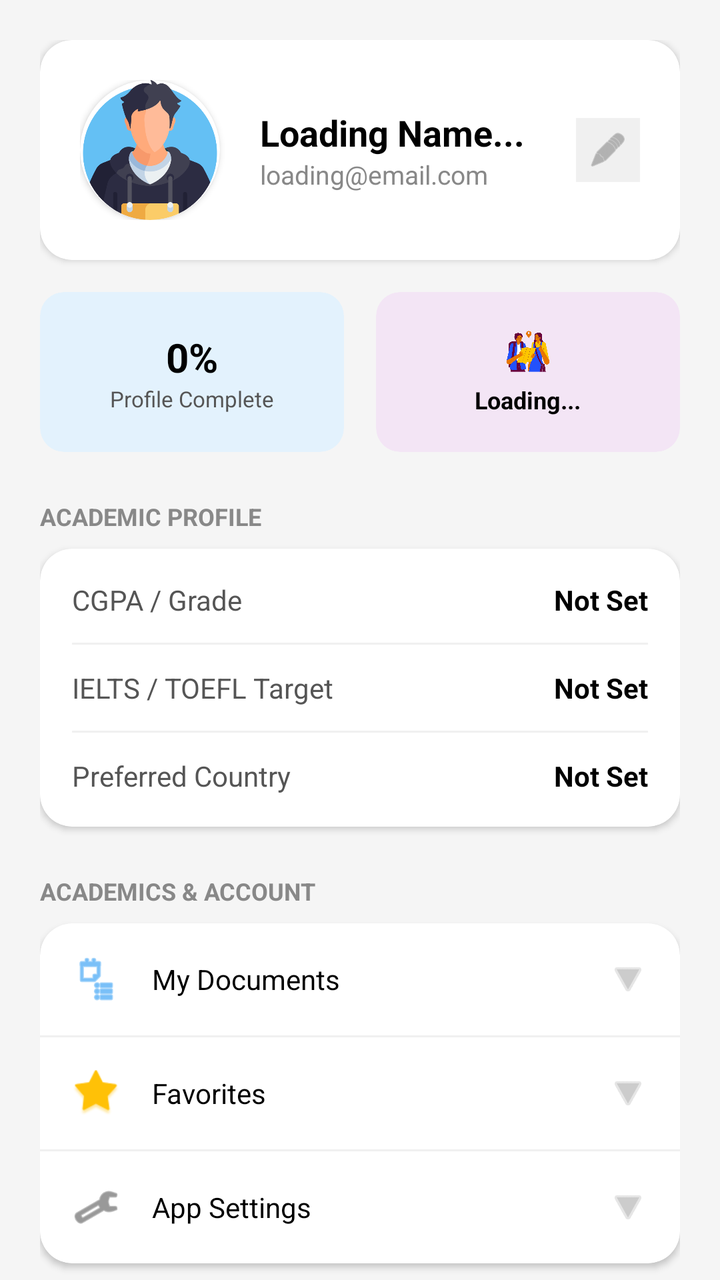
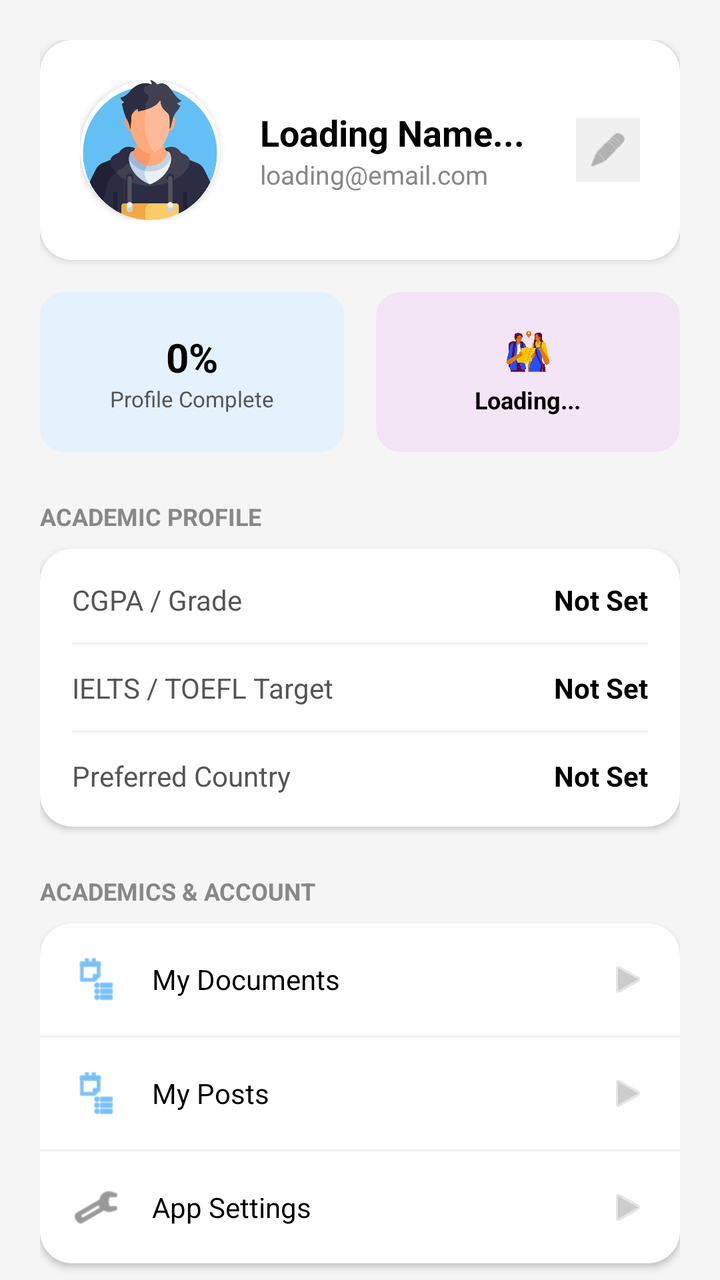

Compare the two renders of this Android layout. The source of the first and the diff that turns it into the second are given below.
<!-- AndroidManifest.xml: application theme Theme.MadFinalProject -->
<!-- res/layout/profile.xml -->
<?xml version="1.0" encoding="utf-8"?>
<androidx.core.widget.NestedScrollView xmlns:android="http://schemas.android.com/apk/res/android"
    xmlns:app="http://schemas.android.com/apk/res-auto"
    xmlns:tools="http://schemas.android.com/tools"
    android:layout_width="match_parent"
    android:layout_height="match_parent"
    android:background="#F5F5F5"
    android:fillViewport="true"
    android:id="@+id/profile">

    <LinearLayout
        android:layout_width="match_parent"
        android:layout_height="wrap_content"
        android:orientation="vertical"
        android:padding="20dp">

        <androidx.cardview.widget.CardView
            android:layout_width="match_parent"
            android:layout_height="wrap_content"
            app:cardCornerRadius="16dp"
            app:cardElevation="2dp"
            app:cardBackgroundColor="@color/white">

            <androidx.constraintlayout.widget.ConstraintLayout
                android:layout_width="match_parent"
                android:layout_height="wrap_content"
                android:padding="20dp">

                <androidx.cardview.widget.CardView
                    android:id="@+id/cvImageContainer"
                    android:layout_width="70dp"
                    android:layout_height="70dp"
                    app:cardCornerRadius="35dp"
                    app:layout_constraintStart_toStartOf="parent"
                    app:layout_constraintTop_toTopOf="parent"
                    app:layout_constraintBottom_toBottomOf="parent">
                    <ImageView
                        android:id="@+id/ivProfileImage"
                        android:layout_width="match_parent"
                        android:layout_height="match_parent"
                        android:src="@drawable/user_profile"
                        android:scaleType="centerCrop"/>
                </androidx.cardview.widget.CardView>

                <LinearLayout
                    android:layout_width="0dp"
                    android:layout_height="wrap_content"
                    android:orientation="vertical"
                    android:layout_marginStart="20dp"
                    app:layout_constraintStart_toEndOf="@id/cvImageContainer"
                    app:layout_constraintEnd_toEndOf="parent"
                    app:layout_constraintTop_toTopOf="@id/cvImageContainer"
                    app:layout_constraintBottom_toBottomOf="@id/cvImageContainer">
                    <TextView
                        android:id="@+id/tvFullName"
                        android:layout_width="wrap_content"
                        android:layout_height="wrap_content"
                        android:text="Loading Name..."
                        android:textStyle="bold"
                        android:textColor="@color/black"
                        android:textSize="18sp"/>

                    <TextView
                        android:id="@+id/tvEmail"
                        android:layout_width="wrap_content"
                        android:layout_height="wrap_content"
                        android:text="loading@email.com"
                        android:textColor="#888888"
                        android:textSize="13sp"/>
                </LinearLayout>

                <ImageView
                    android:id="@+id/btnEditProfile"
                    android:layout_width="32dp"
                    android:layout_height="32dp"
                    android:src="@android:drawable/ic_menu_edit"
                    app:tint="#888888"
                    android:background="#F0F0F0"
                    android:padding="6dp"
                    app:layout_constraintEnd_toEndOf="parent"
                    app:layout_constraintTop_toTopOf="parent"
                    app:layout_constraintBottom_toBottomOf="parent"/>

            </androidx.constraintlayout.widget.ConstraintLayout>
        </androidx.cardview.widget.CardView>

        <LinearLayout
            android:layout_width="match_parent"
            android:layout_height="wrap_content"
            android:orientation="horizontal"
            android:layout_marginTop="16dp"
            android:weightSum="2">

            <androidx.cardview.widget.CardView
                android:layout_width="0dp"
                android:layout_height="80dp"
                android:layout_weight="1"
                android:layout_marginEnd="8dp"
                app:cardCornerRadius="12dp"
                app:cardBackgroundColor="#E3F2FD"
                app:cardElevation="0dp">
                <LinearLayout
                    android:layout_width="match_parent"
                    android:layout_height="match_parent"
                    android:orientation="vertical"
                    android:gravity="center"
                    android:padding="8dp">
                    <TextView
                        android:id="@+id/tvProfilePercent"
                        android:layout_width="wrap_content"
                        android:layout_height="wrap_content"
                        android:text="0%"
                        android:textSize="20sp"
                        android:textStyle="bold"
                        android:textColor="@color/black"/>
                    <TextView
                        android:layout_width="wrap_content"
                        android:layout_height="wrap_content"
                        android:text="Profile Complete"
                        android:textSize="11sp"
                        android:textColor="#555555"/>
                </LinearLayout>
            </androidx.cardview.widget.CardView>

            <androidx.cardview.widget.CardView
                android:layout_width="0dp"
                android:layout_height="80dp"
                android:layout_weight="1"
                android:layout_marginStart="8dp"
                app:cardCornerRadius="12dp"
                app:cardBackgroundColor="#F3E5F5"
                app:cardElevation="0dp">
                <LinearLayout
                    android:layout_width="match_parent"
                    android:layout_height="match_parent"
                    android:orientation="vertical"
                    android:gravity="center"
                    android:padding="8dp">
                    <ImageView
                        android:layout_width="24dp"
                        android:layout_height="24dp"
                        android:src="@drawable/lookingfor"
                        app:tint="@null"/>
                    <TextView
                        android:id="@+id/tvLookingFor"
                        android:layout_width="wrap_content"
                        android:layout_height="wrap_content"
                        android:text="Loading..."
                        android:textSize="12sp"
                        android:textStyle="bold"
                        android:textColor="@color/black"
                        android:layout_marginTop="4dp"
                        android:textAlignment="center"/>
                </LinearLayout>
            </androidx.cardview.widget.CardView>
        </LinearLayout>

        <TextView
            android:layout_width="wrap_content"
            android:layout_height="wrap_content"
            android:text="Academic Profile"
            android:textStyle="bold"
            android:textColor="#888888"
            android:layout_marginTop="24dp"
            android:layout_marginBottom="8dp"
            android:textSize="12sp"
            android:textAllCaps="true"/>

        <androidx.cardview.widget.CardView
            android:layout_width="match_parent"
            android:layout_height="wrap_content"
            app:cardCornerRadius="16dp"
            app:cardElevation="2dp"
            app:cardBackgroundColor="@color/white">

            <LinearLayout
                android:layout_width="match_parent"
                android:layout_height="wrap_content"
                android:orientation="vertical"
                android:padding="16dp">

                <LinearLayout
                    android:layout_width="match_parent"
                    android:layout_height="wrap_content"
                    android:orientation="horizontal">
                    <TextView
                        android:layout_width="0dp"
                        android:layout_height="wrap_content"
                        android:layout_weight="1"
                        android:text="CGPA / Grade"
                        android:textColor="#555555"/>
                    <TextView
                        android:id="@+id/tvCgpa"
                        android:layout_width="wrap_content"
                        android:layout_height="wrap_content"
                        android:text="Not Set"
                        android:textStyle="bold"
                        android:textColor="@color/black"/>
                </LinearLayout>

                <View android:layout_width="match_parent"
                    android:layout_height="1dp"
                    android:background="#F0F0F0"
                    android:layout_marginVertical="12dp"/>

                <LinearLayout
                    android:layout_width="match_parent"
                    android:layout_height="wrap_content"
                    android:orientation="horizontal">
                    <TextView
                        android:layout_width="0dp"
                        android:layout_height="wrap_content"
                        android:layout_weight="1"
                        android:text="IELTS / TOEFL Target"
                        android:textColor="#555555"/>
                    <TextView
                        android:id="@+id/tvBands"
                        android:layout_width="wrap_content"
                        android:layout_height="wrap_content"
                        android:text="Not Set"
                        android:textStyle="bold"
                        android:textColor="@color/black"/>
                </LinearLayout>

                <View android:layout_width="match_parent" android:layout_height="1dp" android:background="#F0F0F0" android:layout_marginVertical="12dp"/>

                <LinearLayout
                    android:layout_width="match_parent"
                    android:layout_height="wrap_content"
                    android:orientation="horizontal">
                    <TextView
                        android:layout_width="0dp"
                        android:layout_height="wrap_content"
                        android:layout_weight="1"
                        android:text="Preferred Country"
                        android:textColor="#555555"/>
                    <TextView
                        android:id="@+id/tvTargetCountry"
                        android:layout_width="wrap_content"
                        android:layout_height="wrap_content"
                        android:text="Not Set"
                        android:textStyle="bold"
                        android:textColor="@color/black"/>
                </LinearLayout>

            </LinearLayout>
        </androidx.cardview.widget.CardView>

        <TextView
            android:layout_width="wrap_content"
            android:layout_height="wrap_content"
            android:text="Academics &amp; Account"
            android:textStyle="bold"
            android:textColor="#888888"
            android:layout_marginTop="24dp"
            android:layout_marginBottom="8dp"
            android:textSize="12sp"
            android:textAllCaps="true"/>

        <androidx.cardview.widget.CardView
            android:layout_width="match_parent"
            android:layout_height="wrap_content"
            app:cardCornerRadius="16dp"
            app:cardElevation="2dp"
            app:cardBackgroundColor="@color/white">

            <LinearLayout
                android:layout_width="match_parent"
                android:layout_height="wrap_content"
                android:orientation="vertical">

                <LinearLayout
                    android:id="@+id/btnMyDocuments"
                    android:layout_width="match_parent"
                    android:layout_height="wrap_content"
                    android:padding="16dp"
                    android:gravity="center_vertical"
                    android:clickable="true"
                    android:background="?attr/selectableItemBackground">
                    <ImageView
                        android:layout_width="24dp"
                        android:layout_height="24dp"
                        android:src="@android:drawable/ic_menu_agenda"
                        app:tint="#2196F3"/>
                    <TextView
                        android:layout_width="0dp"
                        android:layout_weight="1"
                        android:layout_height="wrap_content"
                        android:text="My Documents"
                        android:layout_marginStart="16dp"
                        android:textColor="@color/black"/>
                    <ImageView
                        android:layout_width="20dp"
                        android:layout_height="20dp"
                        android:src="@android:drawable/ic_media_play"
                        app:tint="#CCCCCC"
                        android:rotation="90"/>
                </LinearLayout>

                <View android:layout_width="match_parent" android:layout_height="1dp" android:background="#F0F0F0"/>

                <LinearLayout
                    android:id="@+id/btnFavorites"
                    android:layout_width="match_parent"
                    android:layout_height="wrap_content"
                    android:padding="16dp"
                    android:gravity="center_vertical"
                    android:clickable="true"
                    android:background="?attr/selectableItemBackground">
                    <ImageView
                        android:layout_width="24dp"
                        android:layout_height="24dp"
                        android:src="@android:drawable/star_big_on"
                        app:tint="#FFC107"/>
                    <TextView
                        android:layout_width="0dp"
                        android:layout_weight="1"
                        android:layout_height="wrap_content"
                        android:text="Favorites"
                        android:layout_marginStart="16dp"
                        android:textColor="@color/black"/>
                    <ImageView
                        android:layout_width="20dp"
                        android:layout_height="20dp"
                        android:src="@android:drawable/ic_media_play"
                        app:tint="#CCCCCC"
                        android:rotation="90"/>
                </LinearLayout>

                <View android:layout_width="match_parent" android:layout_height="1dp" android:background="#F0F0F0"/>

                <LinearLayout
                    android:id="@+id/btnSettings"
                    android:layout_width="match_parent"
                    android:layout_height="wrap_content"
                    android:padding="16dp"
                    android:gravity="center_vertical"
                    android:clickable="true"
                    android:background="?attr/selectableItemBackground">
                    <ImageView
                        android:layout_width="24dp"
                        android:layout_height="24dp"
                        android:src="@android:drawable/ic_menu_preferences"
                        app:tint="#555555"/>
                    <TextView
                        android:layout_width="0dp"
                        android:layout_weight="1"
                        android:layout_height="wrap_content"
                        android:text="App Settings"
                        android:layout_marginStart="16dp"
                        android:textColor="@color/black"/>
                    <ImageView
                        android:layout_width="20dp"
                        android:layout_height="20dp"
                        android:src="@android:drawable/ic_media_play"
                        app:tint="#CCCCCC"
                        android:rotation="90"/>
                </LinearLayout>

            </LinearLayout>
        </androidx.cardview.widget.CardView>

        <androidx.appcompat.widget.AppCompatButton
            android:id="@+id/btnLogout"
            android:layout_width="match_parent"
            android:layout_height="50dp"
            android:layout_marginTop="24dp"
            android:background="@drawable/bg_input_field"
            android:backgroundTint="#FFEBEE"
            android:text="Log Out"
            android:textColor="#D32F2F"
            android:textStyle="bold"
            android:drawableStart="@android:drawable/ic_lock_power_off"
            android:drawableTint="#D32F2F"
            android:paddingStart="20dp"
            android:gravity="center"/>

        <TextView
            android:layout_width="wrap_content"
            android:layout_height="wrap_content"
            android:text="Version 1.0.0"
            android:layout_gravity="center"
            android:layout_marginTop="16dp"
            android:textColor="#AAAAAA"
            android:textSize="12sp"/>

    </LinearLayout>
</androidx.core.widget.NestedScrollView>
<!-- resources referenced by this layout -->
<resources>
  <color name="black">#FF000000</color>
  <color name="white">#FFFFFF</color>
  <!-- drawable bg_input_field (drawable) -->
  <shape xmlns:android="http://schemas.android.com/apk/res/android">
      <solid android:color="@color/input_background" />
      <corners android:radius="20dp" /> </shape>
  <!-- drawable lookingfor: png bitmap (drawable, 50749 bytes) -->
  <!-- drawable user_profile: png bitmap (drawable, 38782 bytes) -->
  <style name="Theme.MadFinalProject" parent="Base.Theme.MadFinalProject" />
  <color name="input_background">#F1F5F9</color>
  <style name="Base.Theme.MadFinalProject" parent="Theme.Material3.DayNight.NoActionBar">
          
          
      </style>
</resources>

<!-- the commit's change to res/layout/profile.xml (unified diff, before → after) -->
@@ -34,12 +34,12 @@
                     app:layout_constraintStart_toStartOf="parent"
                     app:layout_constraintTop_toTopOf="parent"
                     app:layout_constraintBottom_toBottomOf="parent">
+
                     <ImageView
                         android:id="@+id/ivProfileImage"
                         android:layout_width="match_parent"
                         android:layout_height="match_parent"
-                        android:src="@drawable/user_profile"
-                        android:scaleType="centerCrop"/>
+                        android:src="@drawable/user_profile" />
                 </androidx.cardview.widget.CardView>
 
                 <LinearLayout
@@ -198,10 +198,7 @@
                         android:textColor="@color/black"/>
                 </LinearLayout>
 
-                <View android:layout_width="match_parent"
-                    android:layout_height="1dp"
-                    android:background="#F0F0F0"
-                    android:layout_marginVertical="12dp"/>
+                <View android:layout_width="match_parent" android:layout_height="1dp" android:background="#F0F0F0" android:layout_marginVertical="12dp"/>
 
                 <LinearLayout
                     android:layout_width="match_parent"
@@ -276,6 +273,7 @@
                     android:padding="16dp"
                     android:gravity="center_vertical"
                     android:clickable="true"
+                    android:focusable="true"
                     android:background="?attr/selectableItemBackground">
                     <ImageView
                         android:layout_width="24dp"
@@ -289,42 +287,43 @@
                         android:text="My Documents"
                         android:layout_marginStart="16dp"
                         android:textColor="@color/black"/>
+
                     <ImageView
                         android:layout_width="20dp"
                         android:layout_height="20dp"
                         android:src="@android:drawable/ic_media_play"
-                        app:tint="#CCCCCC"
-                        android:rotation="90"/>
+                        app:tint="#CCCCCC"/>
                 </LinearLayout>
 
                 <View android:layout_width="match_parent" android:layout_height="1dp" android:background="#F0F0F0"/>
 
                 <LinearLayout
-                    android:id="@+id/btnFavorites"
+                    android:id="@+id/btnMyPosts"
                     android:layout_width="match_parent"
                     android:layout_height="wrap_content"
                     android:padding="16dp"
                     android:gravity="center_vertical"
                     android:clickable="true"
+                    android:focusable="true"
                     android:background="?attr/selectableItemBackground">
                     <ImageView
                         android:layout_width="24dp"
                         android:layout_height="24dp"
-                        android:src="@android:drawable/star_big_on"
-                        app:tint="#FFC107"/>
-                    <TextView
-                        android:layout_width="0dp"
-                        android:layout_weight="1"
-                        android:layout_height="wrap_content"
-                        android:text="Favorites"
+                        android:src="@android:drawable/ic_menu_agenda"
+                        app:tint="#2196F3"/>
+                    <TextView
+                        android:layout_width="0dp"
+                        android:layout_weight="1"
+                        android:layout_height="wrap_content"
+                        android:text="My Posts"
                         android:layout_marginStart="16dp"
                         android:textColor="@color/black"/>
+
                     <ImageView
                         android:layout_width="20dp"
                         android:layout_height="20dp"
                         android:src="@android:drawable/ic_media_play"
-                        app:tint="#CCCCCC"
-                        android:rotation="90"/>
+                        app:tint="#CCCCCC"/>
                 </LinearLayout>
 
                 <View android:layout_width="match_parent" android:layout_height="1dp" android:background="#F0F0F0"/>
@@ -336,6 +335,7 @@
                     android:padding="16dp"
                     android:gravity="center_vertical"
                     android:clickable="true"
+                    android:focusable="true"
                     android:background="?attr/selectableItemBackground">
                     <ImageView
                         android:layout_width="24dp"
@@ -349,16 +349,28 @@
                         android:text="App Settings"
                         android:layout_marginStart="16dp"
                         android:textColor="@color/black"/>
+
                     <ImageView
                         android:layout_width="20dp"
                         android:layout_height="20dp"
                         android:src="@android:drawable/ic_media_play"
-                        app:tint="#CCCCCC"
-                        android:rotation="90"/>
+                        app:tint="#CCCCCC"/>
                 </LinearLayout>
 
             </LinearLayout>
         </androidx.cardview.widget.CardView>
+
+        <androidx.recyclerview.widget.RecyclerView
+            android:id="@+id/recyclerViewMyPosts"
+            android:layout_width="match_parent"
+            android:layout_height="wrap_content"
+            android:visibility="gone"/>
+
+        <TextView
+            android:id="@+id/tvMyPostsEmpty"
+            android:layout_width="match_parent"
+            android:layout_height="wrap_content"
+            android:visibility="gone"/>
 
         <androidx.appcompat.widget.AppCompatButton
             android:id="@+id/btnLogout"
<!-- resource entries referenced after the edit -->
@@ -3,13 +3,16 @@
   <color name="black">#FF000000</color>
   <color name="white">#FFFFFF</color>
   <!-- drawable bg_input_field (drawable) -->
-  <shape xmlns:android="http://schemas.android.com/apk/res/android">
-      <solid android:color="@color/input_background" />
-      <corners android:radius="20dp" /> </shape>
+  <?xml version="1.0" encoding="utf-8"?>
+  <shape xmlns:android="http://schemas.android.com/apk/res/android"
+      android:shape="rectangle">
+      <solid android:color="#FFFFFF"/>
+      <stroke android:width="1dp" android:color="#E5E7EB"/>
+      <corners android:radius="16dp"/>
+  </shape>
   <!-- drawable lookingfor: png bitmap (drawable, 50749 bytes) -->
   <!-- drawable user_profile: png bitmap (drawable, 38782 bytes) -->
   <style name="Theme.MadFinalProject" parent="Base.Theme.MadFinalProject" />
-  <color name="input_background">#F1F5F9</color>
   <style name="Base.Theme.MadFinalProject" parent="Theme.Material3.DayNight.NoActionBar">
           
           
